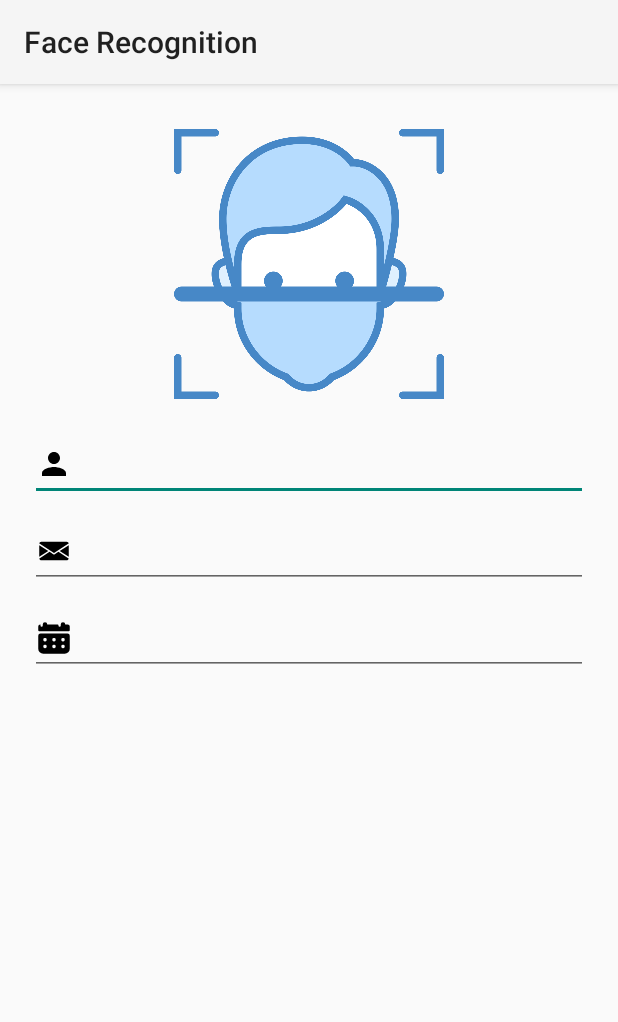
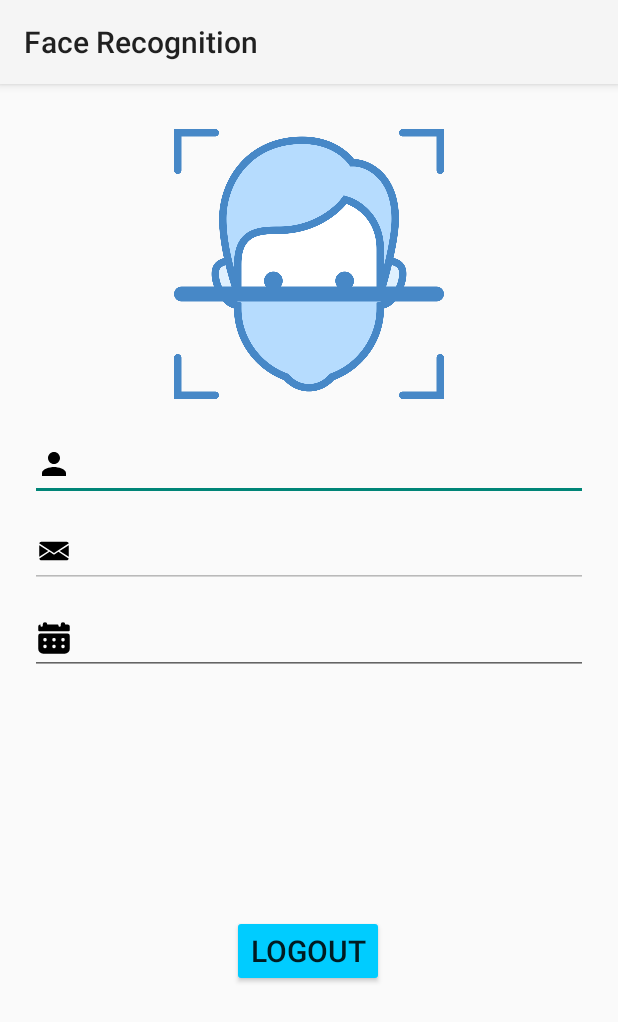
Before and after one commit to TranTatLap/FaceRecognition, an Android app: the UserInfoActivity screen opened directly, with no data from a screen before it, on a phone screen of 412 x 824 dp. Shown: the top 1022 px of the screen. Run offline under Robolectric (Android 15) with nearby library versions, the phone set to English and light mode, and no system bars; our stand-ins replace Firebase (no records; nobody signed in at launch, a user with empty details on screens opened directly).

Commit message:
update UserInfor
Todo: Update, Logout

```diff
--- a/Android/app/src/main/java/com/example/facerecognition/UserInfoActivity.java
+++ b/Android/app/src/main/java/com/example/facerecognition/UserInfoActivity.java
@@ -1,13 +1,29 @@
 package com.example.facerecognition;
 
+import androidx.activity.result.ActivityResult;
+import androidx.activity.result.ActivityResultCallback;
+import androidx.activity.result.ActivityResultLauncher;
+import androidx.activity.result.contract.ActivityResultContracts;
 import androidx.annotation.NonNull;
 import androidx.appcompat.app.AppCompatActivity;
 
+import android.app.DatePickerDialog;
+import android.content.Intent;
+import android.graphics.Bitmap;
+import android.graphics.BitmapFactory;
+import android.graphics.Color;
+import android.net.Uri;
 import android.os.Bundle;
+import android.provider.MediaStore;
+import android.util.Base64;
+import android.view.View;
+import android.widget.Button;
+import android.widget.DatePicker;
 import android.widget.EditText;
 import android.widget.ImageView;
 import android.widget.Toast;
 
+import com.example.facerecognition.Class.Patient;
 import com.example.facerecognition.Class.User;
 import com.google.firebase.auth.FirebaseAuth;
 import com.google.firebase.auth.FirebaseUser;
@@ -17,19 +33,27 @@ import com.google.firebase.database.DatabaseReference;
 import com.google.firebase.database.FirebaseDatabase;
 import com.google.firebase.database.ValueEventListener;
 
+import java.util.Calendar;
+
 public class UserInfoActivity extends AppCompatActivity {
     EditText edt_name, edt_dob,edt_email;
     ImageView imv_avatar;
+    Button btn_logout;
+    DatePickerDialog pickerDialog;
+    ActivityResultLauncher<Intent> resultLauncher;
     @Override
     protected void onCreate(Bundle savedInstanceState) {
         super.onCreate(savedInstanceState);
         setContentView(R.layout.activity_userinfo);
         initView();
         initEvent();
+        registerResult();
 
     }
 
     private void initEvent() {
+        edt_email.setEnabled(false);
+        edt_email.setTextColor(Color.parseColor("#000000"));
         FirebaseUser firebaseUser = FirebaseAuth.getInstance().getCurrentUser();
         if(firebaseUser == null){
             Toast.makeText(UserInfoActivity.this, "Something went wrong! User's information are not available at the moment.",
@@ -38,7 +62,53 @@ public class UserInfoActivity extends AppCompatActivity {
         else{
             showInfo(firebaseUser);
         }
+        btn_logout.setOnClickListener(v -> {
+            FirebaseAuth.getInstance().signOut();
+            startActivity(new Intent(UserInfoActivity.this, LoginActivity.class));
+            finish();
+        });
+        imv_avatar.setOnClickListener(v -> {
+            selectImg();
+        });
+        edt_dob.setOnClickListener(new View.OnClickListener() {
+            @Override
+            public void onClick(View view) {
+                final Calendar calendar = Calendar.getInstance();
+                int day = calendar.get(Calendar.DAY_OF_MONTH);
+                int month = calendar.get(Calendar.MONTH);
+                int year = calendar.get(Calendar.YEAR);
+
+                pickerDialog = new DatePickerDialog(UserInfoActivity.this, new DatePickerDialog.OnDateSetListener() {
+                    @Override
+                    public void onDateSet(DatePicker datePicker, int year, int month, int day) {
+                        edt_dob.setText(day+"/"+(month+1)+"/"+year);
+                    }
+                },year,month,day);
+                pickerDialog.show();
+            }
+
+        });
     }
+
+    private void selectImg() {
+        Intent intent = new Intent(MediaStore.ACTION_PICK_IMAGES);
+        resultLauncher.launch(intent);
+    }
+
+    private void registerResult(){
+        resultLauncher = registerForActivityResult(
+                new ActivityResultContracts.StartActivityForResult(),
+                result -> {
+                    try{
+                        Uri imgUri = result.getData().getData();
+                        imv_avatar.setImageURI(imgUri);
+                    }catch (Exception ex){
+                        Toast.makeText(UserInfoActivity.this,"No image selected",Toast.LENGTH_LONG).show();
+                    }
+                }
+        );
+    }
+
 
     private void showInfo(FirebaseUser firebaseUser) {
         FirebaseDatabase.getInstance().getReference("Users").child(firebaseUser.getUid()).addListenerForSingleValueEvent(new ValueEventListener() {
@@ -46,9 +116,15 @@ public class UserInfoActivity extends AppCompatActivity {
             public void onDataChange(@NonNull DataSnapshot snapshot) {
                 User user = snapshot.getValue(User.class);
                 if(user!=null){
-                    edt_name.setText(user.Name);
+                    edt_name.setText(user.Fullname);
                     edt_email.setText(firebaseUser.getEmail());
                     edt_dob.setText(user.Dob);
+
+                    if(user.Img != null){
+                        byte[] decodedBytes = Base64.decode(user.Img, Base64.DEFAULT);
+                        Bitmap bm = BitmapFactory.decodeByteArray(decodedBytes, 0, decodedBytes.length);
+                        imv_avatar.setImageBitmap(bm);
+                    }
                 }
             }
 
@@ -64,6 +140,7 @@ public class UserInfoActivity extends AppCompatActivity {
         edt_name = (EditText) findViewById(R.id.edt_Name);
         edt_email = (EditText) findViewById(R.id.edt_email);
         imv_avatar = (ImageView) findViewById(R.id.imv_avatar);
+        btn_logout= (Button) findViewById(R.id.btn_logout);
 
     }
 }
--- a/Android/app/src/main/res/layout/activity_userinfo.xml
+++ b/Android/app/src/main/res/layout/activity_userinfo.xml
@@ -23,7 +23,7 @@
         android:layout_height="wrap_content"
         android:layout_marginTop="10dp"
         android:inputType="text"
-        android:textSize="20dp"
+        android:textSize="20sp"
         android:drawableStart="@drawable/ic_baseline_person_24"
         android:drawablePadding="8dp"
         app:layout_constraintEnd_toEndOf="parent"
@@ -50,11 +50,25 @@
         android:layout_height="wrap_content"
         android:layout_marginTop="10dp"
         android:inputType="text"
-        android:textSize="20dp"
+        android:textSize="20sp"
         android:drawableStart="@drawable/ic_date"
         android:drawablePadding="8dp"
         app:layout_constraintEnd_toEndOf="parent"
         app:layout_constraintStart_toStartOf="parent"
         app:layout_constraintTop_toBottomOf="@+id/edt_email" />
 
+    <Button
+        android:id="@+id/btn_logout"
+        android:layout_width="wrap_content"
+        android:layout_height="wrap_content"
+        android:layout_marginTop="160dp"
+        android:text="Logout"
+        android:textSize="20sp"
+        android:backgroundTint="@color/theme_color"
+        app:cornerRadius = "20dp"
+        app:layout_constraintEnd_toEndOf="parent"
+        app:layout_constraintHorizontal_bias="0.498"
+        app:layout_constraintStart_toStartOf="parent"
+        app:layout_constraintTop_toBottomOf="@+id/edt_dob" />
+
 </androidx.constraintlayout.widget.ConstraintLayout>
```
Also changed, not shown: Android/app/src/main/java/com/example/facerecognition/Class/User.java (+7 -2 lines), Android/app/src/main/java/com/example/facerecognition/LoginActivity.java (+11 -9 lines).
